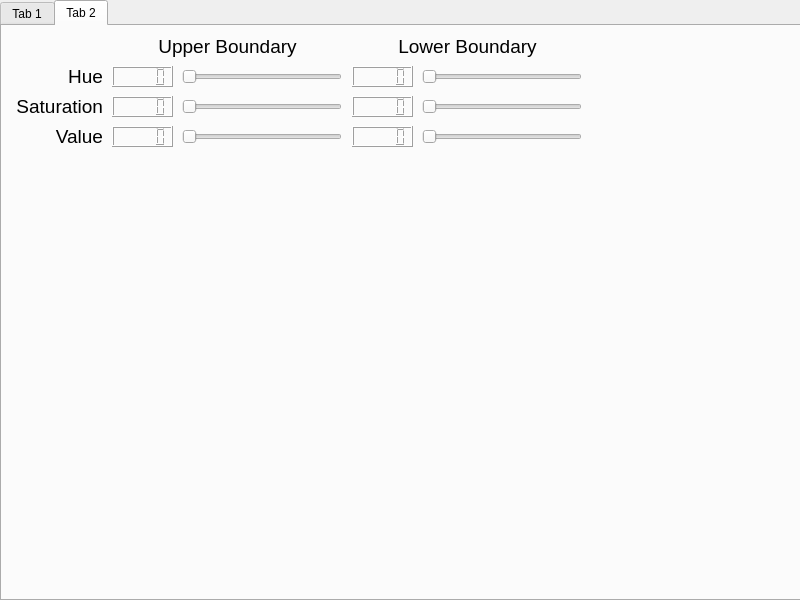
Before: the Qt Designer form ProjectCortexCoreV2/CoreMVC/View/Template_MainGUI.ui in bearmc27/ProjectCortex, drawn with Qt 5.
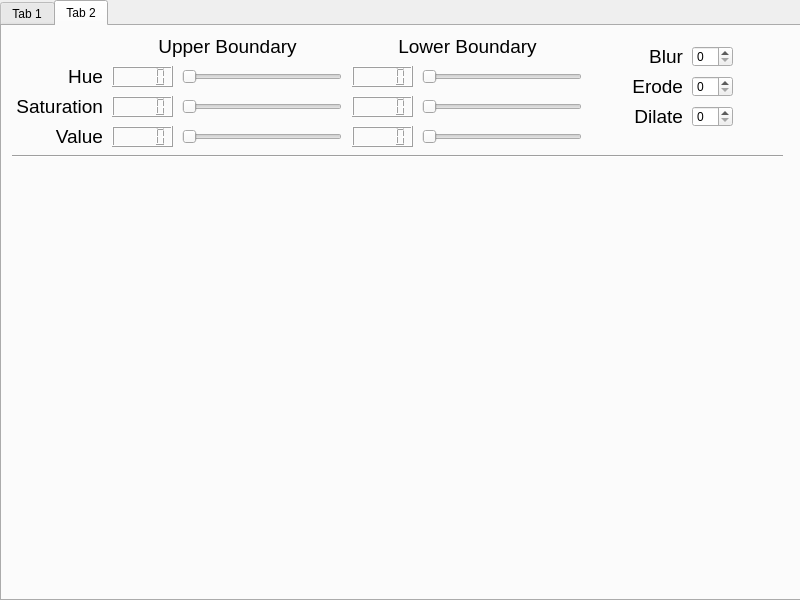
After: the same form once the commit is applied. Icons and pictures are not drawn.

Commit message: add blur erode dilate config

Diff of the .ui file:
```diff
--- a/ProjectCortexCoreV2/CoreMVC/View/Template_MainGUI.ui
+++ b/ProjectCortexCoreV2/CoreMVC/View/Template_MainGUI.ui
@@ -617,6 +617,154 @@
       <set>Qt::AlignRight|Qt::AlignTrailing|Qt::AlignVCenter</set>
      </property>
     </widget>
+    <widget class="QLabel" name="label_6">
+     <property name="geometry">
+      <rect>
+       <x>590</x>
+       <y>50</y>
+       <width>91</width>
+       <height>21</height>
+      </rect>
+     </property>
+     <property name="font">
+      <font>
+       <family>Arial</family>
+       <pointsize>14</pointsize>
+      </font>
+     </property>
+     <property name="text">
+      <string>Erode</string>
+     </property>
+     <property name="alignment">
+      <set>Qt::AlignRight|Qt::AlignTrailing|Qt::AlignVCenter</set>
+     </property>
+    </widget>
+    <widget class="Line" name="line">
+     <property name="geometry">
+      <rect>
+       <x>10</x>
+       <y>120</y>
+       <width>771</width>
+       <height>21</height>
+      </rect>
+     </property>
+     <property name="frameShadow">
+      <enum>QFrame::Sunken</enum>
+     </property>
+     <property name="lineWidth">
+      <number>1</number>
+     </property>
+     <property name="midLineWidth">
+      <number>0</number>
+     </property>
+     <property name="orientation">
+      <enum>Qt::Horizontal</enum>
+     </property>
+    </widget>
+    <widget class="QLabel" name="label_7">
+     <property name="geometry">
+      <rect>
+       <x>590</x>
+       <y>80</y>
+       <width>91</width>
+       <height>21</height>
+      </rect>
+     </property>
+     <property name="font">
+      <font>
+       <family>Arial</family>
+       <pointsize>14</pointsize>
+      </font>
+     </property>
+     <property name="text">
+      <string>Dilate</string>
+     </property>
+     <property name="alignment">
+      <set>Qt::AlignRight|Qt::AlignTrailing|Qt::AlignVCenter</set>
+     </property>
+    </widget>
+    <widget class="QSpinBox" name="spinbox_infrared_erode_iterations">
+     <property name="geometry">
+      <rect>
+       <x>690</x>
+       <y>50</y>
+       <width>41</width>
+       <height>21</height>
+      </rect>
+     </property>
+     <property name="minimum">
+      <number>0</number>
+     </property>
+     <property name="maximum">
+      <number>10</number>
+     </property>
+     <property name="singleStep">
+      <number>1</number>
+     </property>
+     <property name="value">
+      <number>0</number>
+     </property>
+    </widget>
+    <widget class="QSpinBox" name="spinbox_infrared_dilate_iterations">
+     <property name="geometry">
+      <rect>
+       <x>690</x>
+       <y>80</y>
+       <width>41</width>
+       <height>21</height>
+      </rect>
+     </property>
+     <property name="minimum">
+      <number>0</number>
+     </property>
+     <property name="maximum">
+      <number>10</number>
+     </property>
+     <property name="value">
+      <number>0</number>
+     </property>
+    </widget>
+    <widget class="QLabel" name="label_8">
+     <property name="geometry">
+      <rect>
+       <x>590</x>
+       <y>20</y>
+       <width>91</width>
+       <height>21</height>
+      </rect>
+     </property>
+     <property name="font">
+      <font>
+       <family>Arial</family>
+       <pointsize>14</pointsize>
+      </font>
+     </property>
+     <property name="text">
+      <string>Blur</string>
+     </property>
+     <property name="alignment">
+      <set>Qt::AlignRight|Qt::AlignTrailing|Qt::AlignVCenter</set>
+     </property>
+    </widget>
+    <widget class="QSpinBox" name="spinbox_infrared_blur_kernalsize">
+     <property name="geometry">
+      <rect>
+       <x>690</x>
+       <y>20</y>
+       <width>41</width>
+       <height>21</height>
+      </rect>
+     </property>
+     <property name="minimum">
+      <number>0</number>
+     </property>
+     <property name="maximum">
+      <number>5</number>
+     </property>
+     <property name="singleStep">
+      <number>1</number>
+     </property>
+    </widget>
    </widget>
   </widget>
  </widget>
```
The commit also changes 6 other files.
